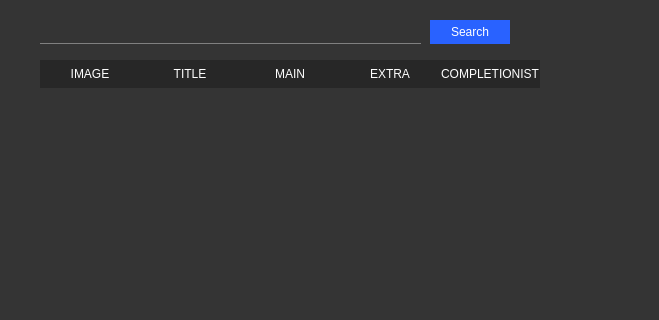
Old version of the form howlongtobeat.ui in the repository illud/qt-howlongtobeat; both pictures show x 0 to 659 and y 0 to 320 of the 1029 by 635 pixel window.
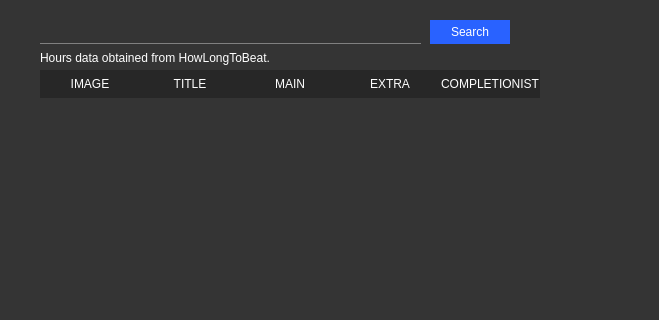
New version of the form.

Commit message: added app image

```diff
--- a/howlongtobeat.ui
+++ b/howlongtobeat.ui
@@ -74,9 +74,9 @@
     <property name="geometry">
      <rect>
       <x>40</x>
-      <y>60</y>
+      <y>70</y>
       <width>961</width>
-      <height>561</height>
+      <height>551</height>
      </rect>
     </property>
     <property name="styleSheet">
@@ -109,7 +109,7 @@
  QScrollBar:vertical {
 	border: none;
     background: transparent;
-    width: 15px;
+    width: 12px;
     margin: 15px 0 15px 2px;
 	border-radius: 0px;
     margin-right: 4px;
@@ -201,9 +201,15 @@
 {
 }</string>
     </property>
+    <attribute name="horizontalHeaderMinimumSectionSize">
+     <number>35</number>
+    </attribute>
     <attribute name="verticalHeaderVisible">
      <bool>false</bool>
     </attribute>
+    <attribute name="verticalHeaderDefaultSectionSize">
+     <number>30</number>
+    </attribute>
     <column>
      <property name="text">
       <string>IMAGE</string>
@@ -230,6 +236,23 @@
      </property>
     </column>
    </widget>
+   <widget class="QLabel" name="label">
+    <property name="geometry">
+     <rect>
+      <x>40</x>
+      <y>50</y>
+      <width>241</width>
+      <height>16</height>
+     </rect>
+    </property>
+    <property name="styleSheet">
+     <string notr="true">font: 8pt &quot;Segoe UI&quot;;
+color: rgb(255, 255, 255);</string>
+    </property>
+    <property name="text">
+     <string>Hours data obtained from HowLongToBeat.</string>
+    </property>
+   </widget>
   </widget>
  </widget>
  <resources/>
```
The commit also changes 2 other files.
